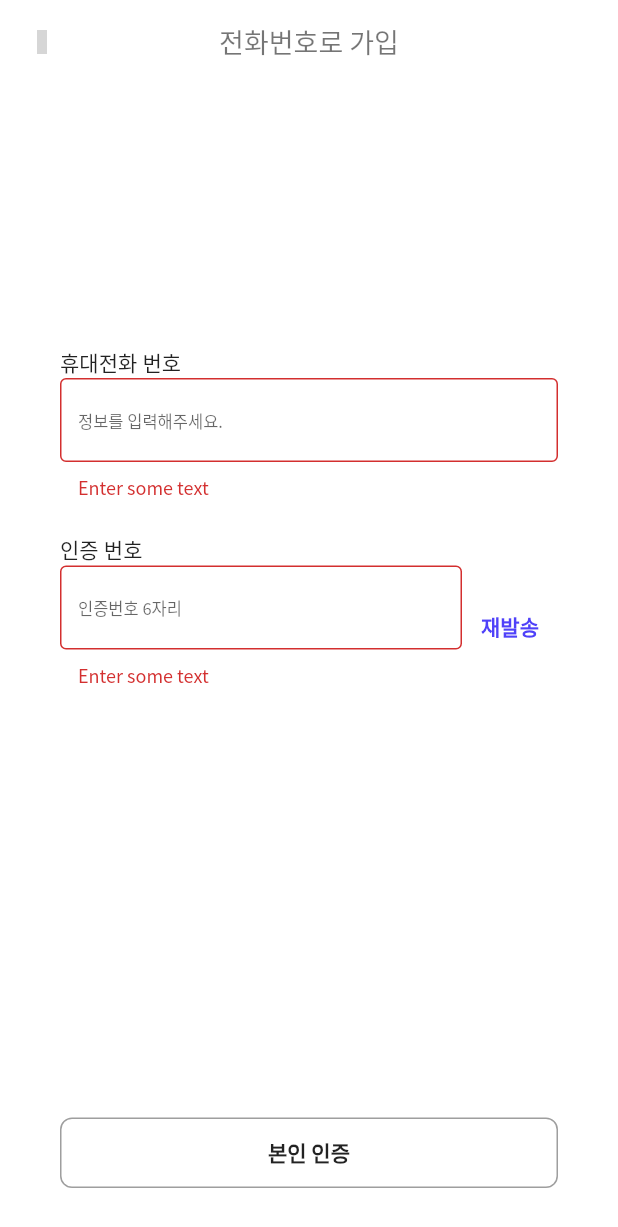
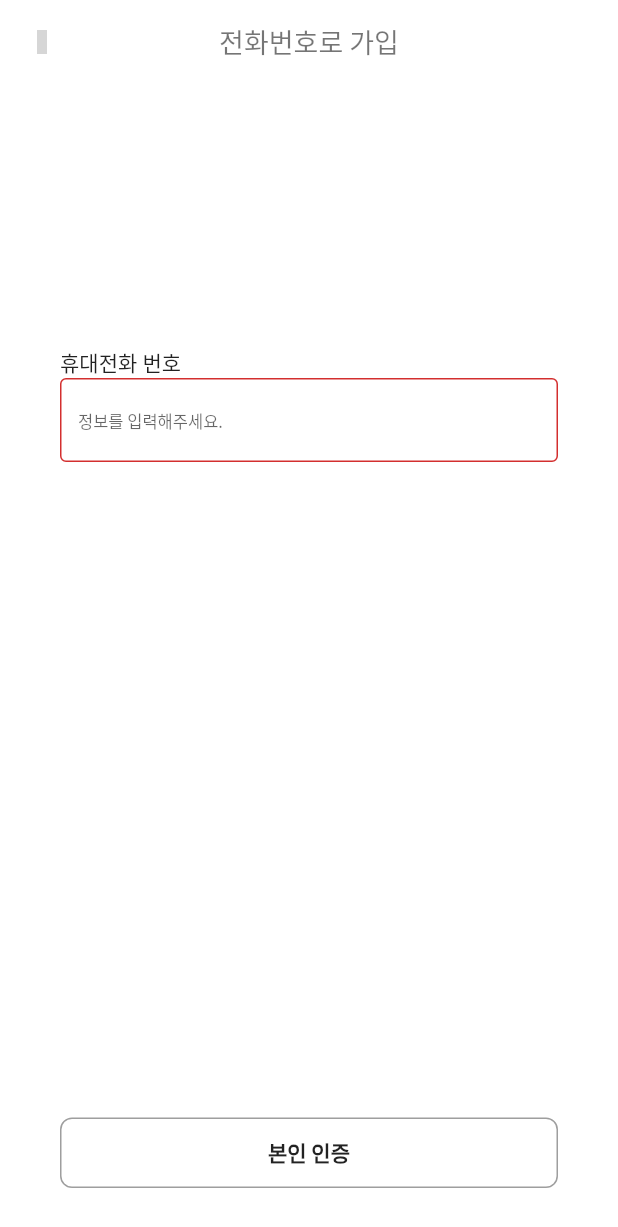
Before and after one commit to sirasatarato/hipet-flutter, a Flutter app: the SignProcessFrame screen opened directly, after a tap on "모두 확인 후 동의합니다.", after a tap on "본인 인증", on a phone screen of 412 x 824 dp. Shown: the top 1227 px of the screen. Run offline on Flutter 3.47's test engine with Material 2 defaults, Android fonts, the phone set to English and light mode, and no system bars; our stand-ins replace flutter_svg, fluttericon, get; grey boxes are pictures that could not be loaded.

Commit message:
Create Controller for PhonePage

```diff
--- /dev/null
+++ b/hipet/lib/src/controller/phone_controller.dart
@@ -0,0 +1,12 @@
+import 'package:get/get.dart';
+
+class PhoneController extends GetxController {
+  var _isSubmittedPhoneNumber = false.obs;
+  var _isValid = false.obs;
+
+  bool get isSubmittedPhoneNumber => _isSubmittedPhoneNumber.value;
+  set isSubmittedPhoneNumber(bool value) => _isSubmittedPhoneNumber.value = value;
+
+  bool get isValid => _isValid.value;
+  set isValid(bool value) => _isValid.value = value;
+}
--- a/hipet/lib/src/pages/sign/phone_page.dart
+++ b/hipet/lib/src/pages/sign/phone_page.dart
@@ -1,6 +1,7 @@
 import 'package:flutter/material.dart';
 import 'package:flutter/services.dart';
 import 'package:get/get.dart';
+import 'package:hipet/src/controller/phone_controller.dart';
 import 'package:hipet/src/controller/sign_up_nav_controller.dart';
 import 'package:hipet/src/widgets/widest_button.dart';
 
@@ -10,12 +11,18 @@ class PhonePage extends StatefulWidget {
 }
 
 class _PhonePageState extends State<PhonePage> {
-  final SignUpNavController _controller = Get.find();
+  final SignUpNavController _navController = Get.find();
+
   final _formKey = GlobalKey<FormState>();
+  RegExp phoneNumberPattern = RegExp(r'(^(?:[+0]9)?[0-9]{10,12}$)');
 
   @override
   Widget build(BuildContext context) {
-    return Form(
+    return GetBuilder(
+      init: PhoneController(),
+      builder: (PhoneController phoneController) {
+        return Obx(
+          () => Form(
             key: _formKey,
             child: Padding(
               padding: const EdgeInsets.symmetric(horizontal: 40, vertical: 32),
@@ -25,21 +32,24 @@ class _PhonePageState extends State<PhonePage> {
                   Spacer(flex: 1),
                   Text('휴대전화 번호'),
                   TextFormField(
-              validator: (value) {
-                if (value?.isEmpty ?? true) {
-                  return 'Enter some text';
-                } else
-                  return null;
+                    validator: (value) => phoneNumberPattern.hasMatch(value!.split('-').reduce((a, b) => a + b)) ? null : '',
+                    onFieldSubmitted: (value) {
+                      if (value.isNotEmpty && phoneNumberPattern.hasMatch(value.split('-').reduce((a, b) => a + b))) {
+                        phoneController.isSubmittedPhoneNumber = true;
+                      }
                     },
                     decoration: InputDecoration(
-                border: OutlineInputBorder(borderSide: BorderSide(color: Theme.of(context).accentColor)),
                       hintText: '정보를 입력해주세요.',
+                      errorStyle: TextStyle(height: 0),
+                      border: OutlineInputBorder(
+                        borderSide: BorderSide(color: Theme.of(context).accentColor),
+                      ),
                     ),
                     keyboardType: TextInputType.phone,
                   ),
                   SizedBox(height: 22),
                   Visibility(
-              visible: true,
+                    visible: phoneController.isSubmittedPhoneNumber,
                     maintainSize: true,
                     maintainAnimation: true,
                     maintainState: true,
@@ -51,24 +61,29 @@ class _PhonePageState extends State<PhonePage> {
                           children: [
                             Expanded(
                               child: TextFormField(
-                          validator: (value) {
-                            if (value?.isEmpty ?? true) {
-                              return 'Enter some text';
-                            } else
-                              return null;
+                                validator: (value) => value?.isEmpty ?? true ? '' : null,
+                                onFieldSubmitted: (value) {
+                                  if (value.isNotEmpty && value.length == 6) {
+                                    phoneController.isValid = true;
+                                  }
                                 },
                                 decoration: InputDecoration(
-                            border: OutlineInputBorder(borderSide: BorderSide(color: Theme.of(context).accentColor)),
-                            hintText: '인증번호 6자리',
+                                  hintText: '정보를 입력해주세요.',
+                                  errorStyle: TextStyle(height: 0),
+                                  border: OutlineInputBorder(
+                                    borderSide: BorderSide(color: Theme.of(context).accentColor),
                                   ),
-                          keyboardType: TextInputType.phone,
+                                ),
+                                maxLength: 6,
+                                keyboardType: TextInputType.number,
                               ),
                             ),
                             TextButton(
                               onPressed: () {},
                               child: Text(
                                 '재발송',
-                          style: Theme.of(context).textTheme.button!.copyWith(color: Theme.of(context).accentColor),
+                                style:
+                                    Theme.of(context).textTheme.button!.copyWith(color: Theme.of(context).accentColor),
                               ),
                             )
                           ],
@@ -80,14 +95,17 @@ class _PhonePageState extends State<PhonePage> {
                   GestureDetector(
                     onTap: () {
                       if (_formKey.currentState?.validate() ?? false) {
-                  _controller.nextPage();
+                        _navController.nextPage();
                       }
                     },
-              child: WidestButton('본인 인증'),
+                    child: WidestButton('본인 인증', isColored: phoneController.isValid),
                   ),
                 ],
               ),
             ),
+          ),
+        );
+      },
     );
   }
 }
```
Lines whose indentation alone changed are shown as unchanged.
